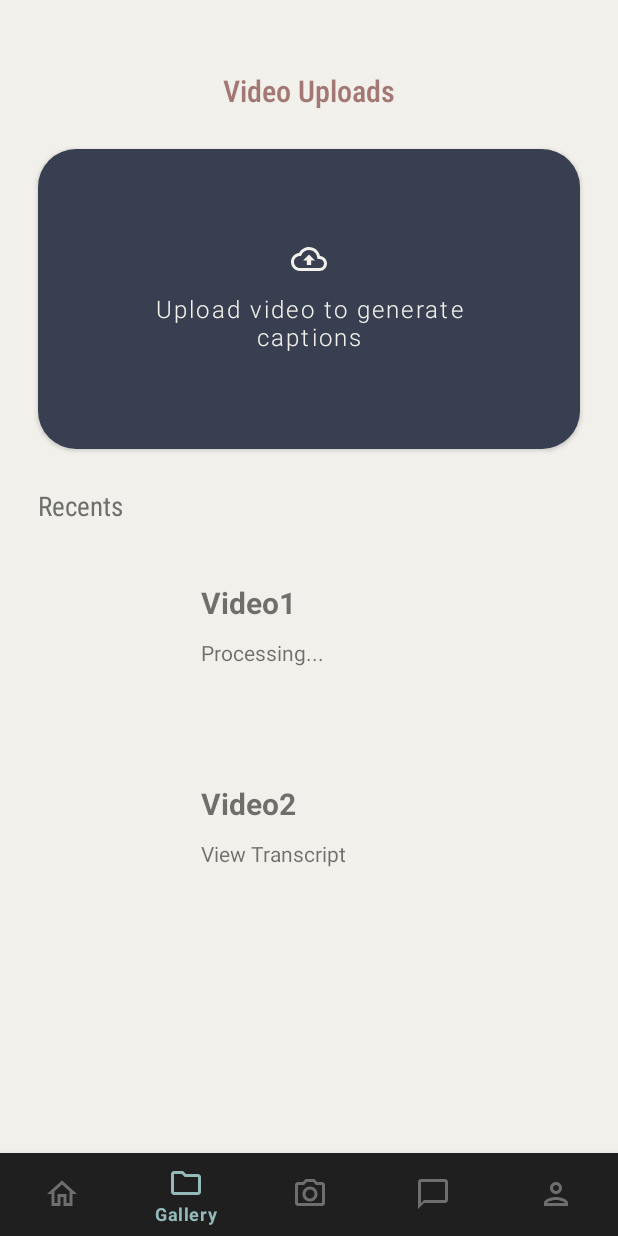
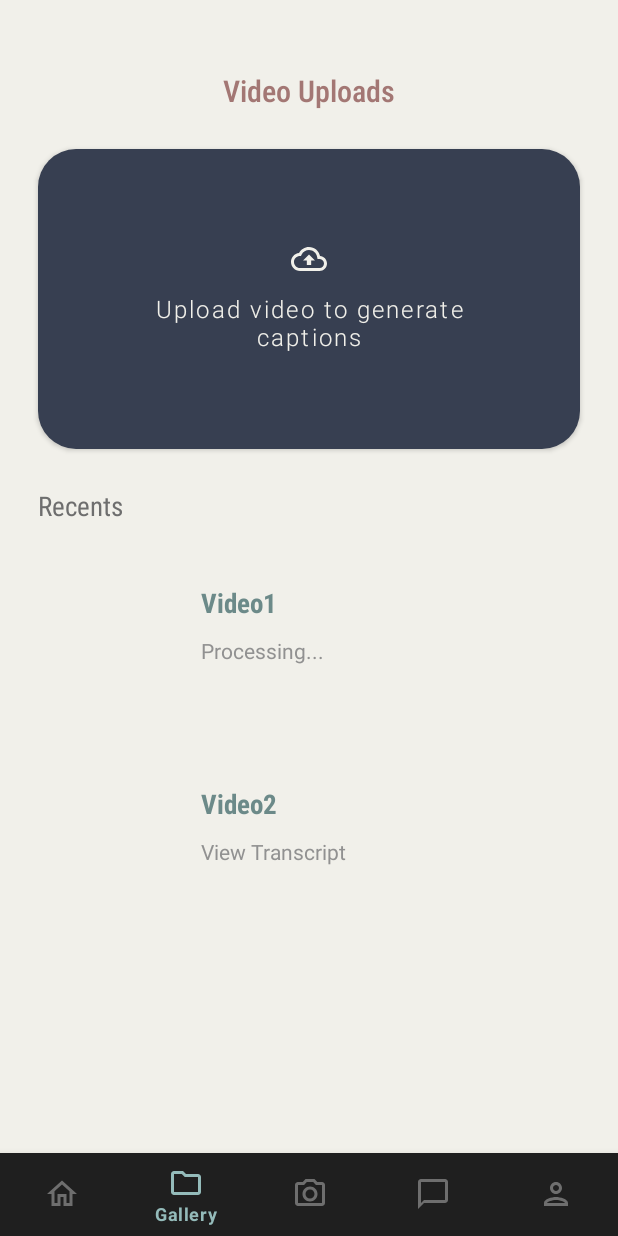
Before and after one commit to MehrinFirdousi/Synaera-app, an Android app: the MainActivity screen opened directly, with no data from a screen before it, item 2 of the bottom bar chosen, on a phone screen of 412 x 824 dp. Run offline under Robolectric (Android 15) with nearby library versions, the phone set to English and light mode, and no system bars; libraries missing offline, so code that uses them is left out: androidx.camera.core, androidx.camera.lifecycle, androidx.camera.view, io.socket.client, io.socket.emitter; plain views replace PreviewView; 6 statements that could not run were skipped.

Commit message:
Changed video item font and color

```diff
--- a/app/src/main/res/layout/video_item.xml
+++ b/app/src/main/res/layout/video_item.xml
@@ -30,7 +30,9 @@
             android:layout_width="wrap_content"
             android:layout_height="wrap_content"
             android:textStyle="bold"
-            android:textSize="20sp"
+            android:textSize="18sp"
+            android:textColor="@color/feldgraulight"
+            android:fontFamily="sans-serif-condensed"
             android:text="Video Title" />
 
         <TextView
@@ -38,6 +40,8 @@
             android:layout_width="wrap_content"
             android:layout_height="wrap_content"
             android:layout_marginTop="10dp"
+            android:textColor="@color/lightGrey"
+            android:fontFamily="sans-serif"
             android:text="Processing..." />
     </LinearLayout>
 </androidx.constraintlayout.widget.ConstraintLayout>
--- a/app/src/main/res/values/colors.xml
+++ b/app/src/main/res/values/colors.xml
@@ -28,6 +28,7 @@
     <color name="oldrose">#ffa37774</color>
     <color name="seashell">#fffcf0ee</color>
     <color name="palegreen">#94BBBA</color>
+    <color name="feldgraulight">#6C8A89</color>
     <color name="feldgrau">#FF466362</color>
     <color name="columbia_blue">#ffc5d5e4</color>
     <color name="spacecadet">#FF1B1B3A</color>
```
